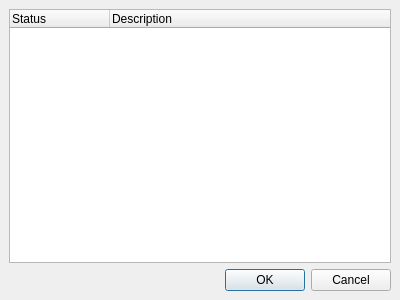
The window that plugins/jgames/browser.ui (xmpp-graveyard/jabbim) describes before a commit, drawn with Qt 5.
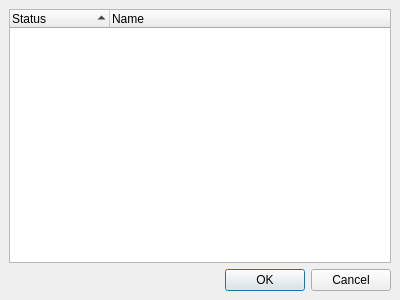
The same window after the commit.

Commit message: jgames test pozvanek do hry

What changed in the file:
```diff
--- a/plugins/jgames/browser.ui
+++ b/plugins/jgames/browser.ui
@@ -21,6 +21,9 @@
    </property>
    <item row="0" column="0" >
     <widget class="QTreeWidget" name="treeWidget" >
+     <property name="sortingEnabled" >
+      <bool>true</bool>
+     </property>
      <column>
       <property name="text" >
        <string>Status</string>
@@ -28,7 +31,7 @@
      </column>
      <column>
       <property name="text" >
-       <string>Description</string>
+       <string>Name</string>
       </property>
      </column>
     </widget>
```
Left out of the diff: 4 changed lines with no effect on the pictures. The commit also changes 2 other files.
